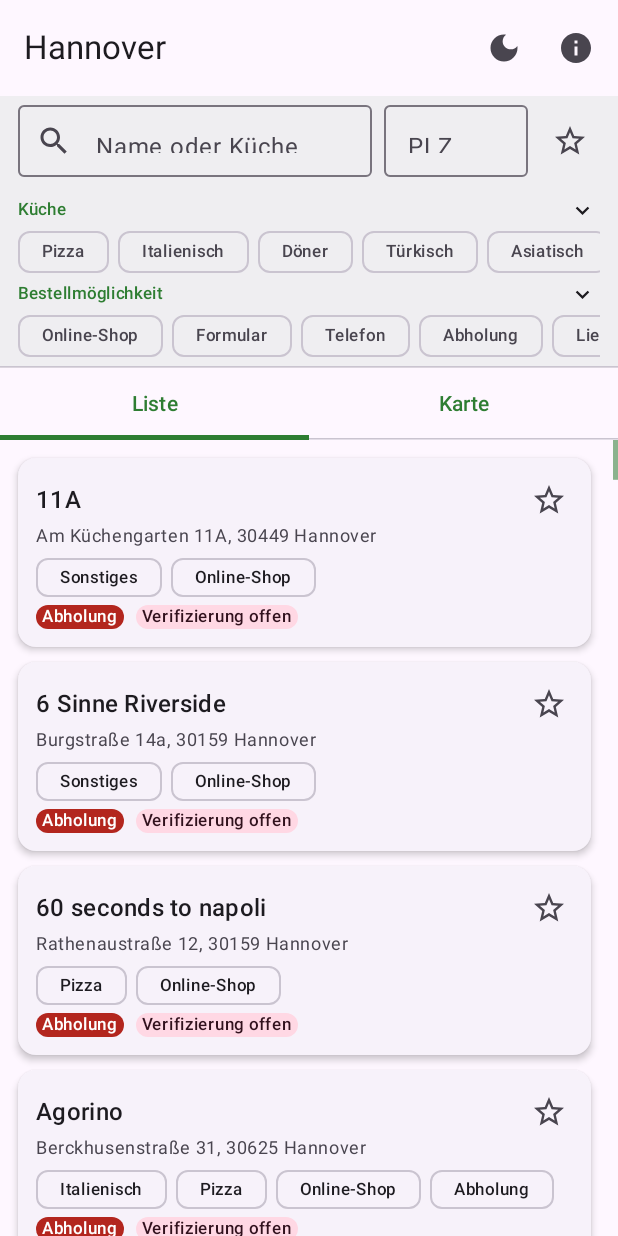
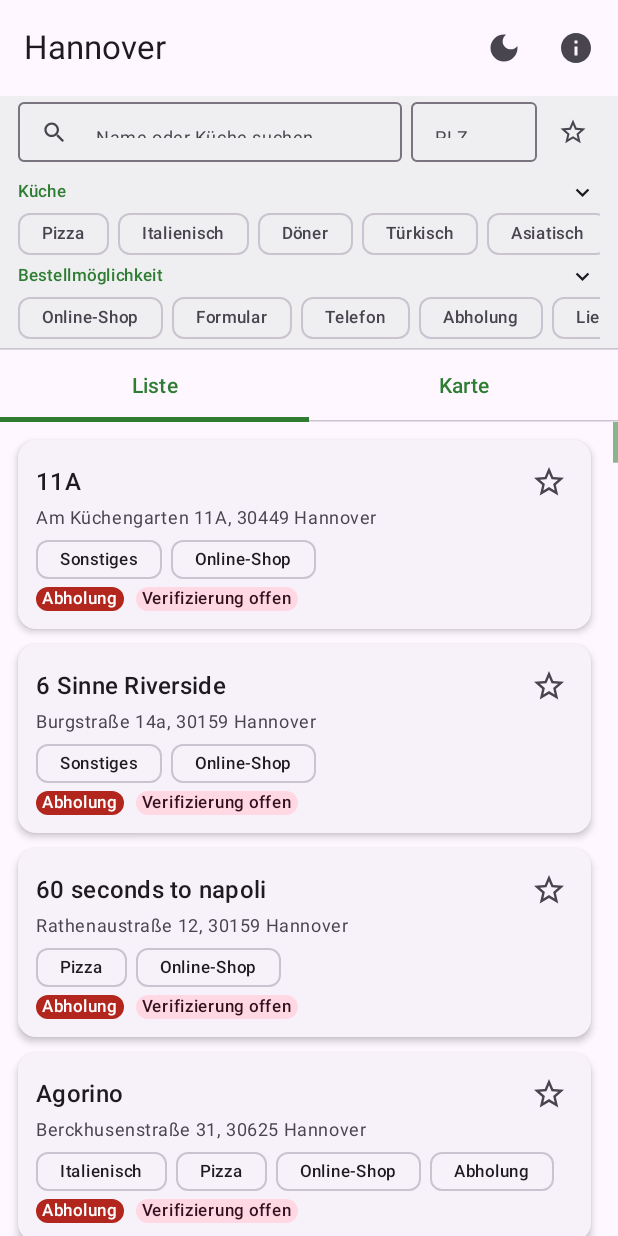
Before and after one commit to hloger82-create/p2p_Fooddelivery, an Android app built with Jetpack Compose: the HomeScreen screen opened through its navigation route, on a phone screen of 412 x 824 dp. Run offline under Robolectric (Android 15) with nearby library versions, the phone set to English and light mode, and no system bars; our stand-ins replace Room's generated code; libraries missing offline, so code that uses them is left out: org.osmdroid.config.

Commit message:
UI: kompaktere Such-/PLZ-Felder (40dp, bodySmall, schmalere Icons); Favoriten-Stern auch in der Detailansicht (TopAppBar)
Co-authored-by: hloger82-create <hloger82-create@users.noreply.github.com>

```diff
--- a/app/src/main/java/de/p2pfood/app/ui/home/HomeScreen.kt
+++ b/app/src/main/java/de/p2pfood/app/ui/home/HomeScreen.kt
@@ -81,33 +81,36 @@ fun HomeScreen(
                     Row(
                         modifier = Modifier
                             .fillMaxWidth()
-                            .padding(horizontal = 12.dp, vertical = 6.dp),
-                        horizontalArrangement = Arrangement.spacedBy(8.dp),
+                            .padding(horizontal = 12.dp, vertical = 4.dp),
+                        horizontalArrangement = Arrangement.spacedBy(6.dp),
                         verticalAlignment = Alignment.CenterVertically,
                     ) {
                         OutlinedTextField(
                             value = state.filters.query,
                             onValueChange = viewModel::setQuery,
-                            modifier = Modifier.weight(1f).height(48.dp),
+                            modifier = Modifier.weight(1f).height(40.dp),
                             singleLine = true,
-                            placeholder = { Text(stringResource(R.string.search_hint)) },
-                            leadingIcon = { Icon(Icons.Default.Search, contentDescription = null) },
+                            textStyle = MaterialTheme.typography.bodySmall,
+                            placeholder = { Text(stringResource(R.string.search_hint), style = MaterialTheme.typography.bodySmall) },
+                            leadingIcon = { Icon(Icons.Default.Search, contentDescription = null, modifier = Modifier.size(18.dp)) },
                         )
                         OutlinedTextField(
                             value = state.filters.postcode,
                             onValueChange = viewModel::setPostcode,
-                            modifier = Modifier.width(96.dp).height(48.dp),
+                            modifier = Modifier.width(84.dp).height(40.dp),
                             singleLine = true,
-                            placeholder = { Text(stringResource(R.string.postcode_hint)) },
+                            textStyle = MaterialTheme.typography.bodySmall,
+                            placeholder = { Text(stringResource(R.string.postcode_hint), style = MaterialTheme.typography.bodySmall) },
                             keyboardOptions = KeyboardOptions(keyboardType = KeyboardType.Number),
                         )
                         IconButton(
                             onClick = viewModel::toggleFavoritesOnly,
-                            modifier = Modifier.size(40.dp),
+                            modifier = Modifier.size(36.dp),
                         ) {
                             Icon(
                                 imageVector = if (state.filters.favoritesOnly) Icons.Default.Star else Icons.Default.StarBorder,
                                 contentDescription = stringResource(R.string.favorites),
+                                modifier = Modifier.size(20.dp),
                                 tint = if (state.filters.favoritesOnly) {
                                     MaterialTheme.colorScheme.primary
                                 } else {
```
Also changed, not shown: app/src/main/java/de/p2pfood/app/ui/detail/DetailViewModel.kt (+11 -0 lines), app/src/main/java/de/p2pfood/app/ui/detail/RestaurantDetailScreen.kt (+13 -0 lines).
